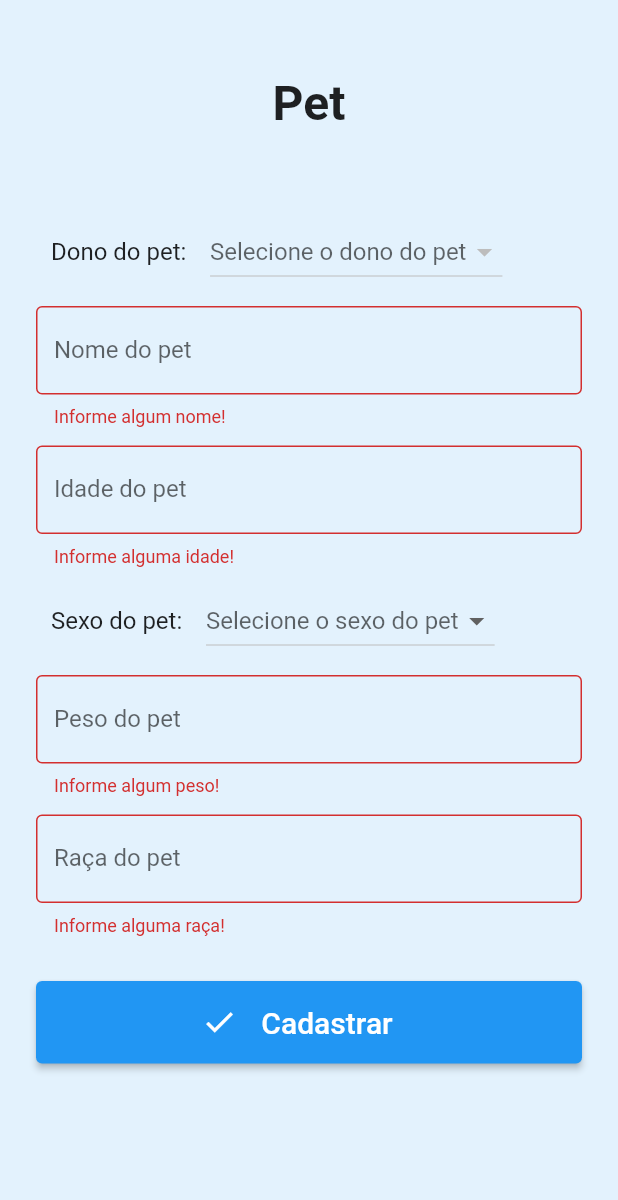
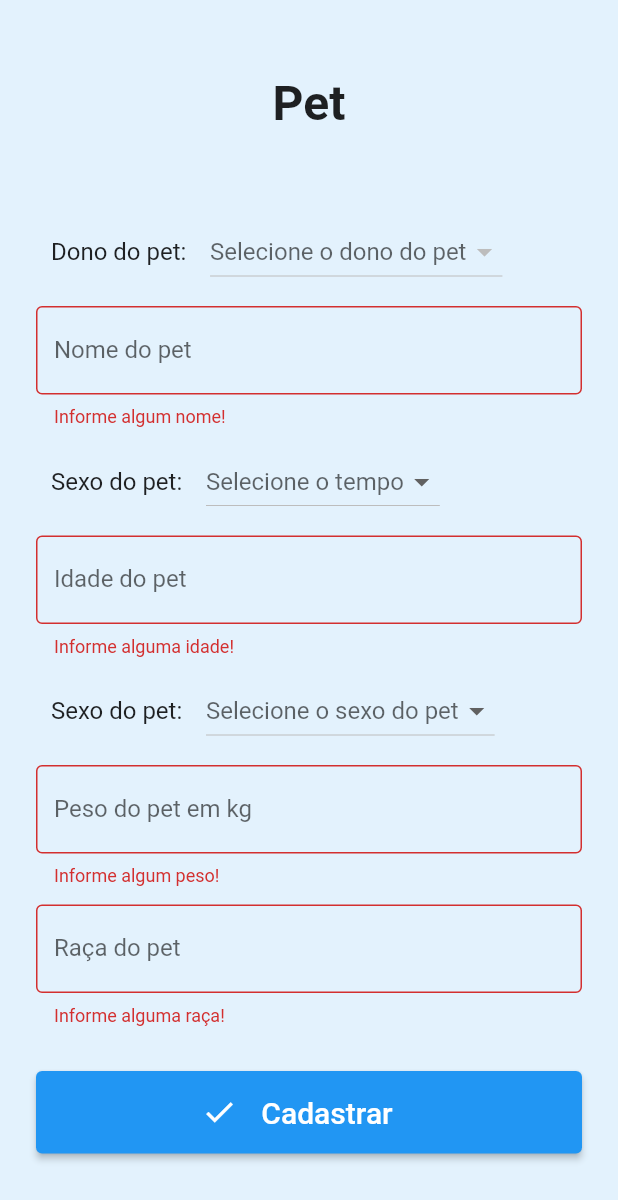
Before and after one commit to Bruno-Eduardo-Ferreira/VacPet, a Flutter app: the CadastroPet screen opened directly, after a tap on "Cadastrar", on a phone screen of 412 x 824 dp. Shown: the top 1200 px of the screen. Run offline on Flutter 3.47's test engine with Material 2 defaults, Android fonts, the phone set to English and light mode, and no system bars; our stand-ins replace cloud_firestore, firebase_auth, firebase_core, mask_text_input_formatter; accounts and stored records are empty.

Commit message:
ajuste nos fields do cadastro de pet e cliente

```diff
--- a/lib/presentation/pages/cadastros/cadastro_cliente_page.dart
+++ b/lib/presentation/pages/cadastros/cadastro_cliente_page.dart
@@ -1,5 +1,6 @@
 import 'package:cloud_firestore/cloud_firestore.dart';
 import 'package:flutter/material.dart';
+import 'package:mask_text_input_formatter/mask_text_input_formatter.dart';
 import 'package:vacpet/presentation/pages/home/home_page.dart';
 
 class CadastroCliente extends StatefulWidget {
@@ -15,6 +16,8 @@ class _CadastroClienteState extends State<CadastroCliente> {
   final cpf = TextEditingController();
   final celular = TextEditingController();
   final endereco = TextEditingController();
+  final maskCpf = MaskTextInputFormatter(mask: "###.###.###.##", type: MaskAutoCompletionType.eager);
+  final maskCel = MaskTextInputFormatter(mask: "(##) #####-####", type: MaskAutoCompletionType.eager);
 
   final FirebaseFirestore _firestore = FirebaseFirestore.instance;
 
@@ -34,7 +37,7 @@ class _CadastroClienteState extends State<CadastroCliente> {
 
   String? nomeDigitado;
   String? cpfDigitado;
-  String? celularDigitado;
+  String? celularDigitado = '+';
   String? enderecoDigitado;
 
   @override
@@ -83,6 +86,7 @@ class _CadastroClienteState extends State<CadastroCliente> {
                     Padding(
                       padding: const EdgeInsets.fromLTRB(24, 6, 24, 6),
                       child: TextFormField(
+                        inputFormatters: [maskCpf],
                         controller: cpf,
                         decoration: const InputDecoration(
                           border: OutlineInputBorder(),
@@ -103,6 +107,7 @@ class _CadastroClienteState extends State<CadastroCliente> {
                     Padding(
                       padding: const EdgeInsets.fromLTRB(24, 6, 24, 6),
                       child: TextFormField(
+                        inputFormatters: [maskCel],
                         controller: celular,
                         decoration: const InputDecoration(
                           border: OutlineInputBorder(),
@@ -112,10 +117,10 @@ class _CadastroClienteState extends State<CadastroCliente> {
                         validator: (value) {
                           if (value!.isEmpty) {
                             return 'Informe algum número de celular!';
-                          } else if (value.length != 12) {
+                          } else if (value.length != 15) {
                             return 'Verifique a quantidade de números informados!';
                           }
-                          celularDigitado = value;
+                          celularDigitado = celularDigitado! + value;
                           return null;
                         },
                       ),
--- a/lib/presentation/pages/cadastros/cadastro_pet_page.dart
+++ b/lib/presentation/pages/cadastros/cadastro_pet_page.dart
@@ -23,7 +23,7 @@ class _CadastroPetState extends State<CadastroPet> {
   Future<void> _addPet(String nomeDono, String nomePet, String idadePet,
       String sexoPet, String pesoPet, String racaPet) async {
     await _firestore.collection('clientes').doc(idUser).collection('pets').add({
-      'nomeDono' : nomeDono,
+      'nomeDono': nomeDono,
       'nomePet': nomePet,
       'idade': idadePet,
       'sexo': sexoPet,
@@ -39,11 +39,14 @@ class _CadastroPetState extends State<CadastroPet> {
   String? pesoPetDigitado;
   String? racaPetDigitado;
 
-  final selectSexo = ['M', 'F'];
+  final selectSexo = ['F', 'M'];
+  final selectTempoIdade = ['Ano', 'Mês'];
 
-  String? selectSexoPet;
+  String? selectedSexoPet;
+  String? selectedTempoIdade;
   String? selectDono;
   String? idUser;
+  bool? flagTempo;
 
   final clientesCadastrados = [];
 
@@ -148,6 +151,36 @@ class _CadastroPetState extends State<CadastroPet> {
                           }),
                     ),
                     Padding(
+                      padding: const EdgeInsets.fromLTRB(34, 6, 24, 6),
+                      child: Row(
+                        mainAxisAlignment: MainAxisAlignment.start,
+                        children: [
+                          const Text(
+                            'Sexo do pet:    ',
+                            style: TextStyle(fontSize: 16),
+                          ),
+                          DropdownButton(
+                            hint: const Text('Selecione o tempo'),
+                            value: selectedTempoIdade,
+                            items: selectTempoIdade.map((itemsname) {
+                              return DropdownMenuItem(
+                                  value: itemsname,
+                                  child: Text(
+                                    itemsname,
+                                    style: const TextStyle(fontSize: 24),
+                                  ));
+                            }).toList(),
+                            onChanged: (value) {
+                              setState(() {
+                                selectedTempoIdade = value as String?;
+                                flagTempo = true;
+                              });
+                            },
+                          ),
+                        ],
+                      ),
+                    ),
+                    Padding(
                       padding: const EdgeInsets.fromLTRB(24, 6, 24, 6),
                       child: TextFormField(
                         controller: idadePet,
@@ -159,8 +192,21 @@ class _CadastroPetState extends State<CadastroPet> {
                         validator: (value) {
                           if (value!.isEmpty) {
                             return 'Informe alguma idade!';
+                          } else if (flagTempo != true){
+                            return 'Selecione o tempo no campo superior!';
                           }
+                          if(value != '1'){
                             idadePetDigitado = value;
+                            if(selectedTempoIdade == 'Mês'){
+                              selectedTempoIdade = 'Meses';
+                              idadePetDigitado = idadePetDigitado! + ' ' + selectedTempoIdade!;
+                            }else {
+                              idadePetDigitado = idadePetDigitado! + ' ' + selectedTempoIdade! + 's';
+                            }
+                          } else{
+                            idadePetDigitado = value;
+                            idadePetDigitado = idadePetDigitado! + ' ' + selectedTempoIdade!;
+                          }
                           return null;
                         },
                       ),
@@ -176,7 +222,7 @@ class _CadastroPetState extends State<CadastroPet> {
                           ),
                           DropdownButton(
                             hint: const Text('Selecione o sexo do pet'),
-                              value: selectSexoPet,
+                            value: selectedSexoPet,
                             items: selectSexo.map((itemsname) {
                               return DropdownMenuItem(
                                   value: itemsname,
@@ -188,26 +234,27 @@ class _CadastroPetState extends State<CadastroPet> {
                             onChanged: (value) {
                               sexoPetDigitado = value as String;
                               setState(() {
-                                  selectSexoPet = value;
+                                selectedSexoPet = value;
                               });
                             },
                           ),
                         ],
-                        )),
+                      ),
+                    ),
                     Padding(
                       padding: const EdgeInsets.fromLTRB(24, 6, 24, 6),
                       child: TextFormField(
                         controller: pesoPet,
                         decoration: const InputDecoration(
                           border: OutlineInputBorder(),
-                          labelText: 'Peso do pet',
+                          labelText: 'Peso do pet em kg',
                         ),
                         keyboardType: TextInputType.number,
                         validator: (value) {
                           if (value!.isEmpty) {
                             return 'Informe algum peso!';
                           }
-                          pesoPetDigitado = value;
+                          pesoPetDigitado = value + ' Kg';
                           return null;
                         },
                       ),
@@ -237,14 +284,12 @@ class _CadastroPetState extends State<CadastroPet> {
                           if (formKey.currentState!.validate()) {
                             formKey.currentState?.save();
 
-                            if (
-                              nomeDonoDigitado != null &&
+                            if (nomeDonoDigitado != null &&
                                 nomePetDigitado != null &&
                                 idadePetDigitado != null &&
                                 sexoPetDigitado != null &&
                                 pesoPetDigitado != null &&
                                 racaPetDigitado != null) {
-
                               await _addPet(
                                   nomeDonoDigitado!,
                                   nomePetDigitado!,
--- a/pubspec.yaml
+++ b/pubspec.yaml
@@ -36,6 +36,7 @@ dependencies:
   provider: ^6.0.2
   intl: ^0.17.0
   url_launcher: ^6.1.2
+  mask_text_input_formatter: ^2.3.0
 
 
   # The following adds the Cupertino Icons font to your application.
```
Also changed, not shown: pubspec.lock, 1 other file. Lines whose indentation alone changed are shown as unchanged.
